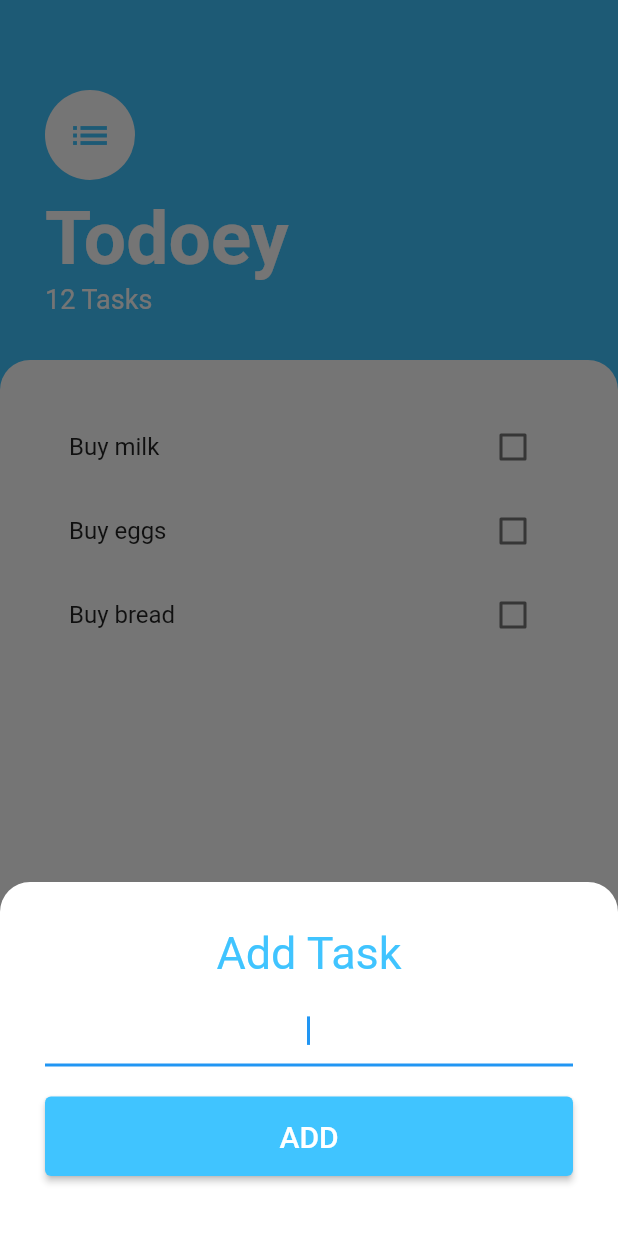
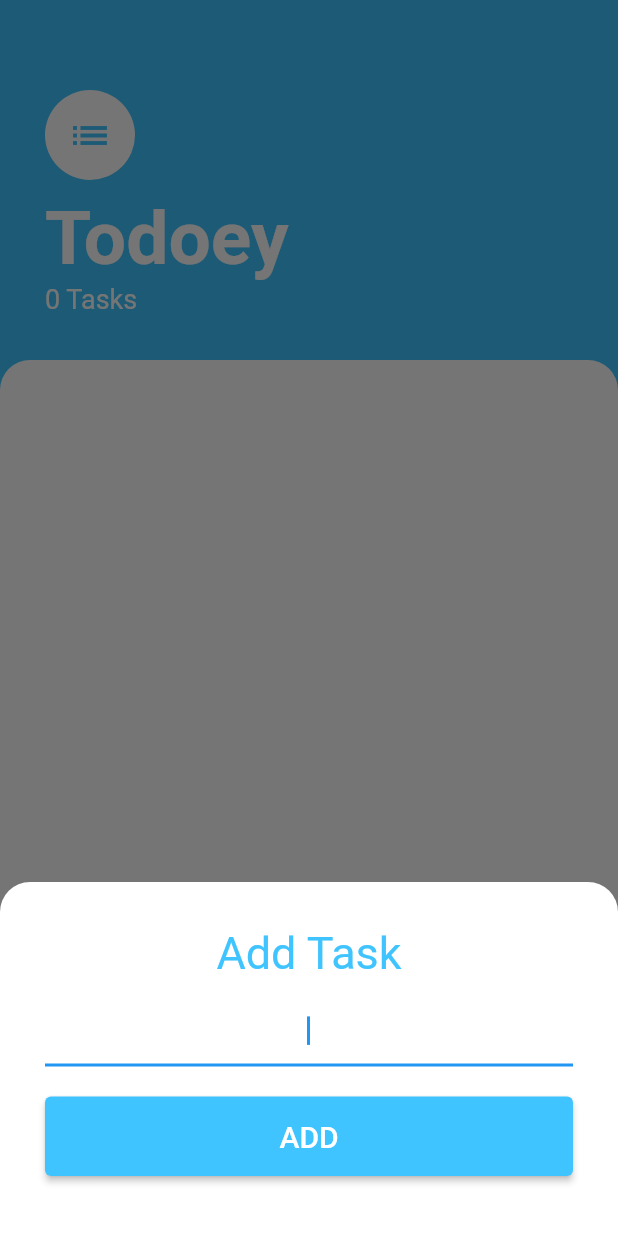
Before and after one commit to gustavozreis/Flutter-ToDoApp, a Flutter app: the screen it shows after launch, after a tap on the "add" icon, on a phone screen of 412 x 824 dp. Run offline on Flutter 3.47's test engine with Material 2 defaults, Android fonts, the phone set to English and light mode, and no system bars.

Commit message:
Atualiza gerencia de estado da lista de tarefas.

```diff
--- a/lib/components/task_list.dart
+++ b/lib/components/task_list.dart
@@ -1,43 +1,38 @@
 import 'package:flutter/cupertino.dart';
 import 'package:flutter/material.dart';
+import 'package:provider/provider.dart';
 
 import '../../models/task.dart';
 import '../../components/task_tile.dart';
+import '../models/tasks_provider.dart';
 
-class TaskList extends StatefulWidget {
+class TaskList extends StatelessWidget {
   const TaskList({
     Key? key,
   }) : super(key: key);
 
   @override
-  State<TaskList> createState() => _TaskListState();
-}
-
-class _TaskListState extends State<TaskList> {
-  List<Task> tasks = [
-    Task(name: 'Buy milk'),
-    Task(name: 'Buy eggs'),
-    Task(name: 'Buy bread'),
-  ];
-
-  @override
   Widget build(BuildContext context) {
+    return Consumer<TaskData>(
+      builder: (context, taskData, child) {
         return Padding(
           padding: const EdgeInsets.symmetric(horizontal: 30.0, vertical: 30.0),
           child: ListView.builder(
             itemBuilder: (context, index) {
               return TaskTile(
-            taskTitle: tasks[index].name,
-            isChecked: tasks[index].isDone,
+                taskTitle: taskData.tasks[index].name,
+                isChecked: taskData.tasks[index].isDone,
                 checkboxCallback: (checkboxState) {
-              setState(() {
-                tasks[index].toggleDone();
-              });
+                  /*setState(() {
+                  widget.tasks[index].toggleDone();
+                });*/
                 },
               );
             },
-        itemCount: tasks.length,
+            itemCount: taskData.taskCount,
           ),
+        );
+      },
     );
   }
 }
--- a/lib/main.dart
+++ b/lib/main.dart
@@ -1,5 +1,9 @@
 import 'package:flutter/material.dart';
+import 'package:provider/provider.dart';
+import 'package:todoey/models/tasks_provider.dart';
 import 'package:todoey/screens/tasks_screen.dart';
+
+import 'models/task.dart';
 
 void main() {
   runApp(const MyApp());
@@ -10,8 +14,15 @@ class MyApp extends StatelessWidget {
 
   @override
   Widget build(BuildContext context) {
-    return MaterialApp(
-      home: TasksScreen(),
+    return MultiProvider(
+      providers: [
+        ChangeNotifierProvider(
+          create: (_) => TaskData(),
+        ),
+      ],
+      child: MaterialApp(
+        home: TasksScreen(),
+      ),
     );
   }
 }
--- a/lib/models/task.dart
+++ b/lib/models/task.dart
@@ -1,4 +1,6 @@
-class Task {
+import 'package:flutter/material.dart';
+
+class Task extends ChangeNotifier {
   final String name;
   bool isDone;
 
--- /dev/null
+++ b/lib/models/tasks_provider.dart
@@ -0,0 +1,20 @@
+import 'package:flutter/material.dart';
+import 'dart:collection';
+import 'task.dart';
+
+class TaskData extends ChangeNotifier {
+  List<Task> _tasks = [];
+
+  void add(Task task) {
+    _tasks.add(task);
+    notifyListeners();
+  }
+
+  UnmodifiableListView<Task> get tasks {
+    return UnmodifiableListView(_tasks);
+  }
+
+  int get taskCount {
+    return _tasks.length;
+  }
+}
--- a/lib/screens/add_task_screen.dart
+++ b/lib/screens/add_task_screen.dart
@@ -1,15 +1,21 @@
 import 'package:flutter/cupertino.dart';
 import 'package:flutter/material.dart';
+import 'package:provider/provider.dart';
+
+import '../models/task.dart';
+import '../models/tasks_provider.dart';
 
 class AddTaskScreen extends StatelessWidget {
   const AddTaskScreen({Key? key}) : super(key: key);
 
   @override
   Widget build(BuildContext context) {
+    String newTaskTitle = '';
+
     return Container(
       color: Color(0xff757575),
       child: Container(
-        decoration: BoxDecoration(
+        decoration: const BoxDecoration(
           color: Colors.white,
           borderRadius: BorderRadius.only(
             topRight: Radius.circular(20.0),
@@ -23,21 +29,24 @@ class AddTaskScreen extends StatelessWidget {
           ),
           child: Column(
             children: [
-              Text(
+              const Text(
                 'Add Task',
                 style: TextStyle(
                   color: Colors.lightBlueAccent,
                   fontSize: 30.0,
                 ),
               ),
-              const Padding(
-                padding: EdgeInsets.symmetric(
+              Padding(
+                padding: const EdgeInsets.symmetric(
                   vertical: 10.0,
                 ),
                 child: TextField(
                   autofocus: true,
-                  decoration: InputDecoration(),
+                  decoration: const InputDecoration(),
                   textAlign: TextAlign.center,
+                  onChanged: (newText) async {
+                    newTaskTitle = newText;
+                  },
                 ),
               ),
               Padding(
@@ -52,11 +61,14 @@ class AddTaskScreen extends StatelessWidget {
                           backgroundColor: MaterialStateProperty.all<Color>(
                               Colors.lightBlueAccent),
                           padding: MaterialStateProperty.all<EdgeInsets>(
-                            EdgeInsets.all(15.0),
+                            const EdgeInsets.all(15.0),
                           ),
                         ),
                         onPressed: () {
-                          // TODO: add functionality for the add button
+                          final task = Task(name: newTaskTitle);
+                          Provider.of<TaskData>(context, listen: false)
+                              .add(task);
+                          Navigator.pop(context);
                         },
                         child: const Text(
                           'ADD',
--- a/lib/screens/tasks_screen.dart
+++ b/lib/screens/tasks_screen.dart
@@ -1,19 +1,19 @@
 import 'package:flutter/cupertino.dart';
 import 'package:flutter/material.dart';
+import 'package:provider/provider.dart';
+import 'package:todoey/models/tasks_provider.dart';
 import 'package:todoey/screens/add_task_screen.dart';
 import '../components/task_list.dart';
+import '../models/task.dart';
 
-class TasksScreen extends StatelessWidget {
+class TasksScreen extends StatefulWidget {
   const TasksScreen({Key? key}) : super(key: key);
 
-  final bool isChecked = false;
+  @override
+  State<TasksScreen> createState() => _TasksScreenState();
+}
 
-  Widget buildBottomSheet(BuildContext context) {
-    return Container(
-      child: Center(child: Text('This is a bottom sheet')),
-    );
-  }
-
+class _TasksScreenState extends State<TasksScreen> {
   @override
   Widget build(BuildContext context) {
     return Scaffold(
@@ -22,12 +22,12 @@ class TasksScreen extends StatelessWidget {
         crossAxisAlignment: CrossAxisAlignment.start,
         children: [
           Container(
-            padding: EdgeInsets.only(
+            padding: const EdgeInsets.only(
                 top: 60.0, left: 30.0, right: 30.0, bottom: 30.0),
             child: Column(
               crossAxisAlignment: CrossAxisAlignment.start,
-              children: const [
-                CircleAvatar(
+              children: [
+                const CircleAvatar(
                   backgroundColor: Colors.white,
                   radius: 30.0,
                   child: Icon(
@@ -36,10 +36,10 @@ class TasksScreen extends StatelessWidget {
                     color: Colors.lightBlueAccent,
                   ),
                 ),
-                SizedBox(
+                const SizedBox(
                   height: 10.0,
                 ),
-                Text(
+                const Text(
                   'Todoey',
                   style: TextStyle(
                     color: Colors.white,
@@ -48,8 +48,8 @@ class TasksScreen extends StatelessWidget {
                   ),
                 ),
                 Text(
-                  '12 Tasks',
-                  style: TextStyle(
+                  '${Provider.of<TaskData>(context).taskCount} Tasks',
+                  style: const TextStyle(
                     color: Colors.white,
                     fontSize: 18.0,
                   ),
--- a/pubspec.yaml
+++ b/pubspec.yaml
@@ -34,6 +34,7 @@ dependencies:
   # The following adds the Cupertino Icons font to your application.
   # Use with the CupertinoIcons class for iOS style icons.
   cupertino_icons: ^1.0.2
+  provider: ^6.0.3
 
 dev_dependencies:
   flutter_test:
```
Also changed, not shown: pubspec.lock. Lines whose indentation alone changed are shown as unchanged.
